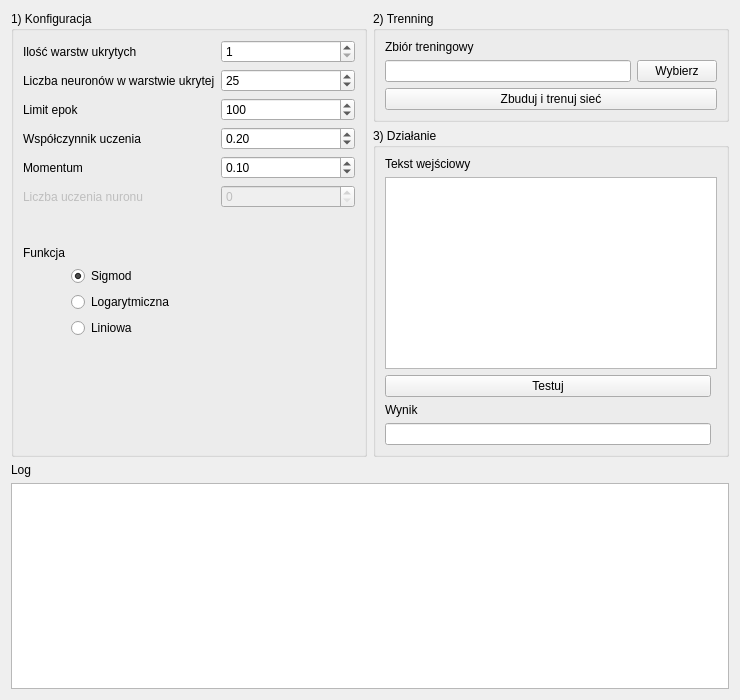
The window that bmmsi.ui (Mogget/BMMSI) describes before a commit, drawn with Qt 5.
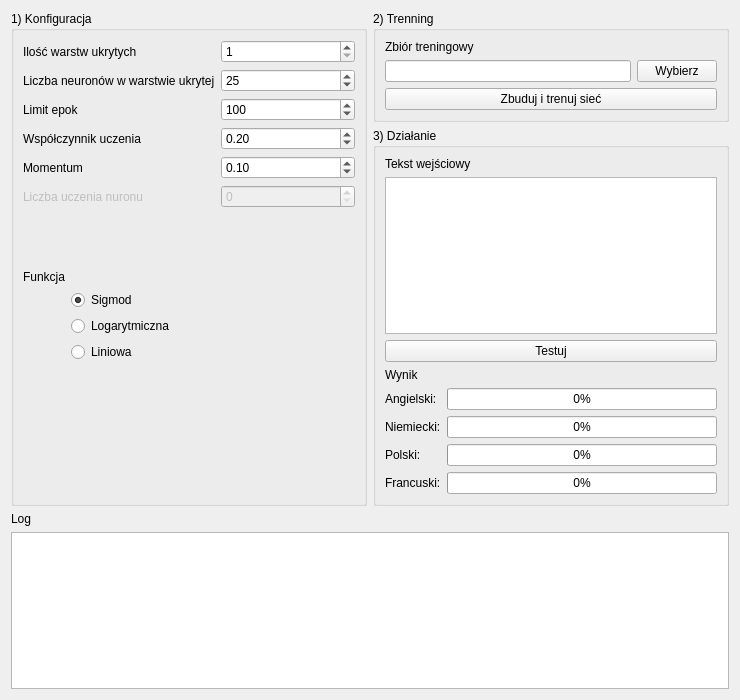
The same window after the commit.

Diff of the .ui file:
```diff
--- a/bmmsi.ui
+++ b/bmmsi.ui
@@ -69,32 +69,95 @@
       <string>3) Działanie</string>
      </property>
      <layout class="QGridLayout" name="gridLayout_2">
-      <item row="2" column="0" colspan="2">
+      <item row="0" column="0">
+       <widget class="QLabel" name="label_8">
+        <property name="text">
+         <string>Tekst wejściowy</string>
+        </property>
+       </widget>
+      </item>
+      <item row="1" column="0">
        <widget class="QPlainTextEdit" name="i_tekstWejsciowy"/>
       </item>
-      <item row="4" column="0">
-       <widget class="QLabel" name="label_10">
-        <property name="text">
-         <string>Wynik</string>
-        </property>
-       </widget>
-      </item>
-      <item row="3" column="0">
+      <item row="2" column="0">
        <widget class="QPushButton" name="ib_testuj">
         <property name="text">
          <string>Testuj</string>
         </property>
        </widget>
       </item>
-      <item row="1" column="0">
-       <widget class="QLabel" name="label_8">
+      <item row="3" column="0">
+       <widget class="QLabel" name="label_10">
         <property name="text">
-         <string>Tekst wejściowy</string>
+         <string>Wynik</string>
         </property>
        </widget>
       </item>
-      <item row="6" column="0">
-       <widget class="QLineEdit" name="o_wynik"/>
+      <item row="4" column="0">
+       <layout class="QFormLayout" name="formLayout_3">
+        <item row="0" column="0">
+         <widget class="QLabel" name="label_12">
+          <property name="text">
+           <string>Angielski:</string>
+          </property>
+         </widget>
+        </item>
+        <item row="2" column="0">
+         <widget class="QLabel" name="label_13">
+          <property name="text">
+           <string>Niemiecki:</string>
+          </property>
+         </widget>
+        </item>
+        <item row="4" column="0">
+         <widget class="QLabel" name="label_14">
+          <property name="text">
+           <string>Polski:</string>
+          </property>
+         </widget>
+        </item>
+        <item row="6" column="0">
+         <widget class="QLabel" name="label_15">
+          <property name="text">
+           <string>Francuski:</string>
+          </property>
+         </widget>
+        </item>
+        <item row="0" column="1">
+         <widget class="QProgressBar" name="o_en">
+          <property name="value">
+           <number>0</number>
+          </property>
+          <property name="invertedAppearance">
+           <bool>false</bool>
+          </property>
+         </widget>
+        </item>
+        <item row="2" column="1">
+         <widget class="QProgressBar" name="o_de">
+          <property name="value">
+           <number>0</number>
+          </property>
+         </widget>
+        </item>
+        <item row="4" column="1">
+         <widget class="QProgressBar" name="o_pl">
+          <property name="value">
+           <number>0</number>
+          </property>
+         </widget>
+        </item>
+        <item row="6" column="1">
+         <widget class="QProgressBar" name="o_fr">
+          <property name="maximum">
+           <number>100</number>
+          </property>
+          <property name="value">
+           <number>0</number>
+          </property>
+         </widget>
+        </item>
+       </layout>
       </item>
      </layout>
     </widget>
```
